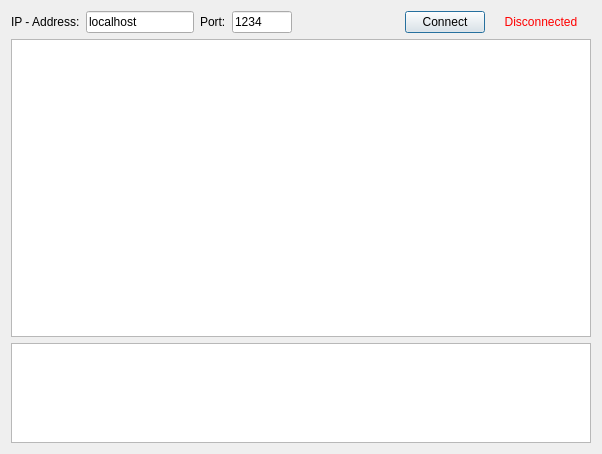
The window that roso-gui/dialog.ui (benediktibk/robosoccer-gui) describes before a commit, drawn with Qt 5.
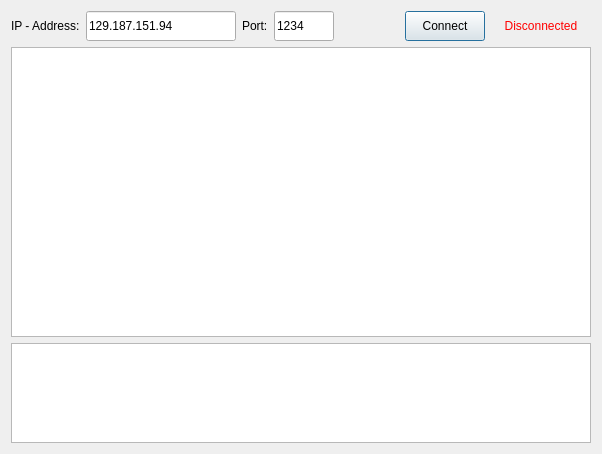
The same window after the commit.

Commit message: improved default IP

What changed in the file:
```diff
--- a/roso-gui/dialog.ui
+++ b/roso-gui/dialog.ui
@@ -47,14 +47,20 @@
            <verstretch>0</verstretch>
           </sizepolicy>
          </property>
+         <property name="minimumSize">
+          <size>
+           <width>150</width>
+           <height>30</height>
+          </size>
+         </property>
          <property name="maximumSize">
           <size>
-           <width>130</width>
+           <width>150</width>
            <height>30</height>
           </size>
          </property>
          <property name="text">
-          <string>localhost</string>
+          <string>129.187.151.94</string>
          </property>
         </widget>
        </item>
```
